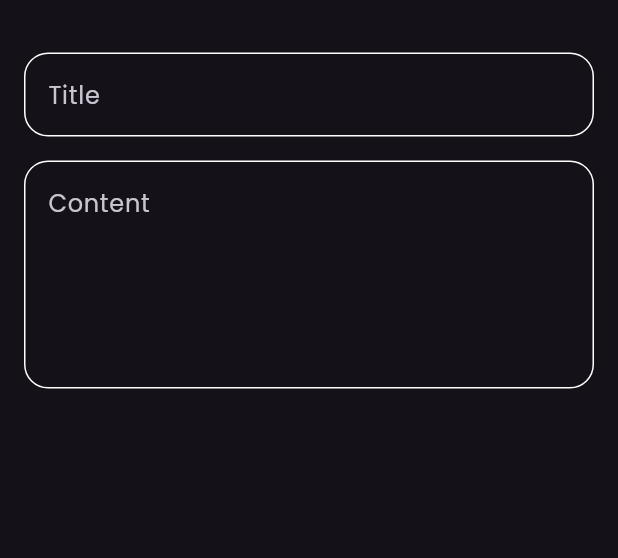
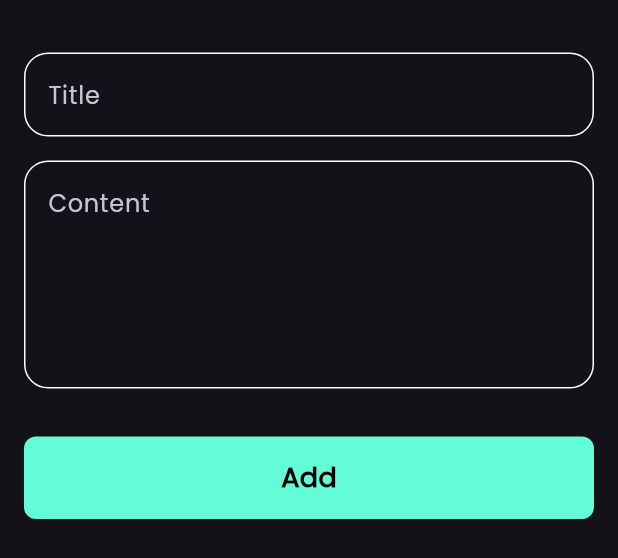
Before and after one commit to Ali-Ahmed-Alsaeedi/notea_app, a Flutter app: the AddNoteBottomSheet widget shown alone on an empty page, opened directly, on a phone screen of 412 x 824 dp. Shown: the top 558 px of the screen. Run offline on Flutter 3.47's test engine with Material 3 defaults, Android fonts, the phone set to English and light mode, and no system bars.

Commit message:
finish notes botoon sheet

```diff
--- a/lib/widgets/add_noe_bottom_sheet.dart
+++ b/lib/widgets/add_noe_bottom_sheet.dart
@@ -1,4 +1,6 @@
 import 'package:flutter/material.dart';
+import 'package:note_app/constans.dart';
+import 'package:note_app/widgets/custom_bottom.dart';
 import 'package:note_app/widgets/custom_text_field.dart';
 
 class AddNoteBottomSheet extends StatelessWidget {
@@ -6,8 +8,9 @@ class AddNoteBottomSheet extends StatelessWidget {
 
   @override
   Widget build(BuildContext context) {
-    return Padding(
+    return const Padding(
       padding: EdgeInsets.symmetric(horizontal: 16),
+      child: SingleChildScrollView(
         child: Column(
           children: [
             SizedBox(
@@ -23,7 +26,15 @@ class AddNoteBottomSheet extends StatelessWidget {
               hintText: 'Content',
               maxLines: 5,
             ),
+            SizedBox(
+              height: 32,
+            ),
+            CustomButton(),
+            SizedBox(
+              height: 16,
+            ),
           ],
+        ),
       ),
     );
   }
--- /dev/null
+++ b/lib/widgets/custom_bottom.dart
@@ -0,0 +1,30 @@
+import 'dart:ui';
+
+import 'package:flutter/material.dart';
+import 'package:note_app/constans.dart';
+
+class CustomButton extends StatelessWidget {
+  const CustomButton({super.key});
+
+  @override
+  Widget build(BuildContext context) {
+    return Container(
+      width: MediaQuery.of(context).size.width,
+      height: 55,
+      decoration: BoxDecoration(
+        color: kPrimaryColor,
+        borderRadius: BorderRadius.circular(8),
+      ),
+      child: const Center(
+        child: Text(
+          'Add',
+          style: TextStyle(
+            color: Colors.black,
+            fontWeight: FontWeight.bold,
+            fontSize: 18,
+          ),
+        ),
+      ),
+    );
+  }
+}
```
Lines whose indentation alone changed are shown as unchanged.
